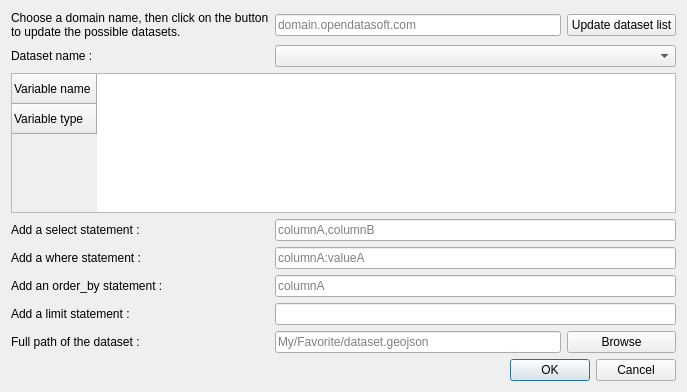
Qt form plugin_dialog.ui (opendatasoft/qgis-ods-plugin) before a commit.
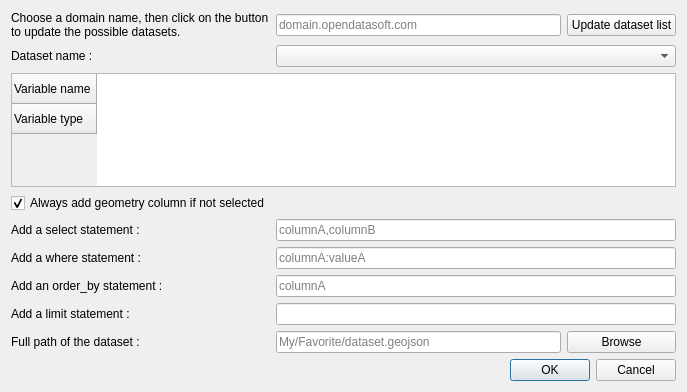
The same form after that commit.

Commit message: re-added default select

```diff
--- a/plugin_dialog.ui
+++ b/plugin_dialog.ui
@@ -14,89 +14,46 @@
    <string>Import an ODS dataset</string>
   </property>
   <layout class="QGridLayout" name="gridLayout">
-   <item row="9" column="0" colspan="3">
-    <widget class="QTableWidget" name="schemaTableWidget">
-     <row>
-      <property name="text">
-       <string>Variable name</string>
-      </property>
-     </row>
-     <row>
-      <property name="text">
-       <string>Variable type</string>
-      </property>
-     </row>
+   <item row="19" column="0">
+    <widget class="QLabel" name="limitLabel">
+     <property name="lineWidth">
+      <number>1</number>
+     </property>
+     <property name="text">
+      <string>&lt;html&gt;&lt;head/&gt;&lt;body&gt;&lt;p&gt;Add a limit statement :&lt;/p&gt;&lt;/body&gt;&lt;/html&gt;</string>
+     </property>
     </widget>
    </item>
-   <item row="15" column="1" colspan="2">
+   <item row="17" column="1" colspan="2">
     <widget class="QLineEdit" name="orderByInput">
      <property name="placeholderText">
       <string>columnA</string>
      </property>
     </widget>
    </item>
-   <item row="22" column="1" colspan="2">
-    <widget class="QDialogButtonBox" name="dialogButtonBox">
-     <property name="orientation">
-      <enum>Qt::Horizontal</enum>
-     </property>
-     <property name="standardButtons">
-      <set>QDialogButtonBox::Cancel|QDialogButtonBox::Ok</set>
-     </property>
-    </widget>
-   </item>
    <item row="15" column="0">
+    <widget class="QLabel" name="whereLabel">
+     <property name="text">
+      <string>Add a where statement :</string>
+     </property>
+    </widget>
+   </item>
+   <item row="17" column="0">
     <widget class="QLabel" name="orderByLabel">
      <property name="text">
       <string>Add an order_by statement :</string>
      </property>
     </widget>
    </item>
-   <item row="7" column="1" colspan="2">
-    <widget class="QComboBox" name="datasetListComboBox"/>
-   </item>
-   <item row="5" column="0">
-    <widget class="QLabel" name="domainLabel">
-     <property name="text">
-      <string>Choose a domain name, then click on the button 
-to update the possible datasets.</string>
-     </property>
-    </widget>
-   </item>
-   <item row="19" column="0">
+   <item row="21" column="0">
     <widget class="QLabel" name="pathLabel">
      <property name="text">
       <string>Full path of the dataset :</string>
      </property>
     </widget>
    </item>
-   <item row="19" column="2">
-    <widget class="QPushButton" name="filePathButton">
-     <property name="text">
-      <string>Browse</string>
-     </property>
-    </widget>
-   </item>
-   <item row="11" column="0">
-    <widget class="QLabel" name="selectLabel">
-     <property name="text">
-      <string>Add a select statement :</string>
-     </property>
-    </widget>
-   </item>
-   <item row="5" column="2">
-    <widget class="QPushButton" name="updateListButton">
-     <property name="text">
-      <string>Update dataset list</string>
-     </property>
-    </widget>
-   </item>
-   <item row="19" column="1">
-    <widget class="QLineEdit" name="pathInput">
-     <property name="placeholderText">
-      <string>My/Favorite/dataset.geojson</string>
-     </property>
-    </widget>
+   <item row="7" column="1" colspan="2">
+    <widget class="QComboBox" name="datasetListComboBox"/>
    </item>
    <item row="5" column="1">
     <widget class="QLineEdit" name="domainInput">
@@ -108,37 +65,20 @@
      </property>
     </widget>
    </item>
-   <item row="17" column="0">
-    <widget class="QLabel" name="limitLabel">
-     <property name="lineWidth">
-      <number>1</number>
-     </property>
-     <property name="text">
-      <string>&lt;html&gt;&lt;head/&gt;&lt;body&gt;&lt;p&gt;Add a limit statement :&lt;/p&gt;&lt;/body&gt;&lt;/html&gt;</string>
-     </property>
-    </widget>
-   </item>
-   <item row="13" column="0">
-    <widget class="QLabel" name="whereLabel">
-     <property name="text">
-      <string>Add a where statement :</string>
-     </property>
-    </widget>
-   </item>
-   <item row="17" column="1" colspan="2">
+   <item row="19" column="1" colspan="2">
     <widget class="QLineEdit" name="limitInput"/>
    </item>
-   <item row="13" column="1" colspan="2">
-    <widget class="QLineEdit" name="whereInput">
-     <property name="placeholderText">
-      <string>columnA:valueA</string>
+   <item row="12" column="0">
+    <widget class="QLabel" name="selectLabel">
+     <property name="text">
+      <string>Add a select statement :</string>
      </property>
     </widget>
    </item>
-   <item row="11" column="1" colspan="2">
-    <widget class="QLineEdit" name="selectInput">
+   <item row="21" column="1">
+    <widget class="QLineEdit" name="pathInput">
      <property name="placeholderText">
-      <string>columnA,columnB</string>
+      <string>My/Favorite/dataset.geojson</string>
      </property>
     </widget>
    </item>
@@ -149,6 +89,79 @@
      </property>
     </widget>
    </item>
+   <item row="12" column="1" colspan="2">
+    <widget class="QLineEdit" name="selectInput">
+     <property name="placeholderText">
+      <string>columnA,columnB</string>
+     </property>
+    </widget>
+   </item>
+   <item row="9" column="0" colspan="3">
+    <widget class="QTableWidget" name="schemaTableWidget">
+     <attribute name="horizontalHeaderVisible">
+      <bool>false</bool>
+     </attribute>
+     <row>
+      <property name="text">
+       <string>Variable name</string>
+      </property>
+     </row>
+     <row>
+      <property name="text">
+       <string>Variable type</string>
+      </property>
+     </row>
+    </widget>
+   </item>
+   <item row="15" column="1" colspan="2">
+    <widget class="QLineEdit" name="whereInput">
+     <property name="placeholderText">
+      <string>columnA:valueA</string>
+     </property>
+    </widget>
+   </item>
+   <item row="10" column="0">
+    <widget class="QCheckBox" name="defaultGeomCheckBox">
+     <property name="text">
+      <string>Always add geometry column if not selected</string>
+     </property>
+     <property name="checked">
+      <bool>true</bool>
+     </property>
+    </widget>
+   </item>
+   <item row="21" column="2">
+    <widget class="QPushButton" name="filePathButton">
+     <property name="text">
+      <string>Browse</string>
+     </property>
+    </widget>
+   </item>
+   <item row="5" column="2">
+    <widget class="QPushButton" name="updateListButton">
+     <property name="text">
+      <string>Update dataset list</string>
+     </property>
+    </widget>
+   </item>
+   <item row="5" column="0">
+    <widget class="QLabel" name="domainLabel">
+     <property name="text">
+      <string>Choose a domain name, then click on the button 
+to update the possible datasets.</string>
+     </property>
+    </widget>
+   </item>
+   <item row="24" column="1" colspan="2">
+    <widget class="QDialogButtonBox" name="dialogButtonBox">
+     <property name="orientation">
+      <enum>Qt::Horizontal</enum>
+     </property>
+     <property name="standardButtons">
+      <set>QDialogButtonBox::Cancel|QDialogButtonBox::Ok</set>
+     </property>
+    </widget>
+   </item>
   </layout>
  </widget>
  <resources/>
```
Left out of the diff: 3 changed lines with no effect on the pictures. The commit also changes 2 other files.
